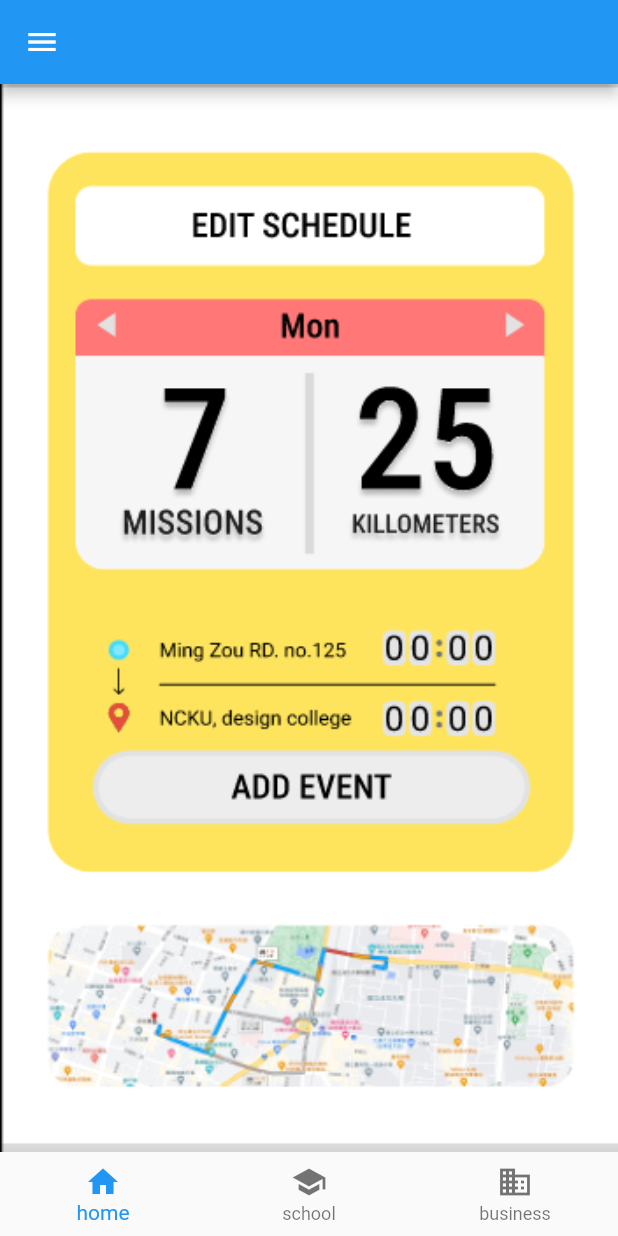
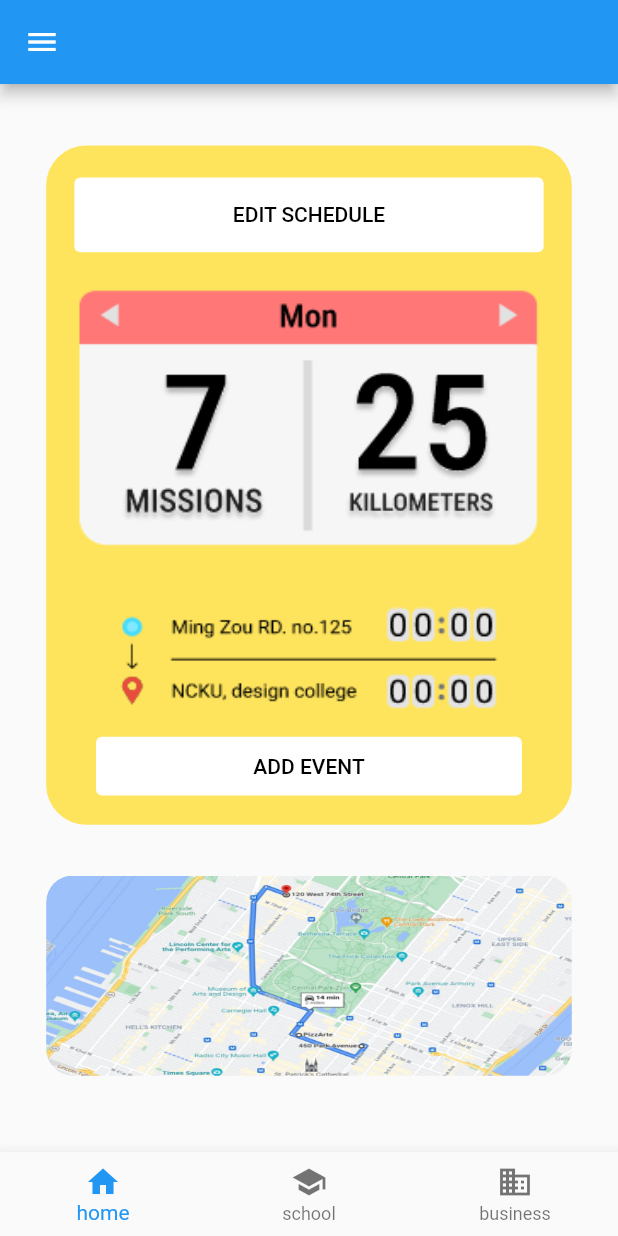
Before and after one commit to 8igMac/pickup, a Flutter app: the screen it shows after launch, on a phone screen of 412 x 824 dp. Run offline on Flutter 3.47's test engine with Material 2 defaults, Android fonts, the phone set to English and light mode, and no system bars; our stand-ins replace flutter_screenutil.

Commit message:
[FEAT] Homepage UI.

```diff
--- /dev/null
+++ b/lib/color.dart
@@ -0,0 +1,9 @@
+import 'package:flutter/material.dart';
+
+class MyColors {
+  // This class is not meant to be instantiated or extended; this constructor
+  // prevents instantiation and extension.
+  MyColors._();
+
+  static const Color yellow = Color(0xFFFEE45C);
+}
--- a/lib/driver_home_page.dart
+++ b/lib/driver_home_page.dart
@@ -1,4 +1,6 @@
 import 'package:flutter/material.dart';
+import 'package:flutter_screenutil/flutter_screenutil.dart';
+import 'package:pickup/color.dart';
 
 class DriverHomePage extends StatelessWidget {
   const DriverHomePage({
@@ -7,12 +9,103 @@ class DriverHomePage extends StatelessWidget {
 
   @override
   Widget build(BuildContext context) {
-    return Container(
-      foregroundDecoration: BoxDecoration(
-        image: DecorationImage(
-          image: AssetImage('assets/images/driver_home_page.png'),
-          fit: BoxFit.fill,
-        ),
+    // return Container(
+    //   foregroundDecoration: BoxDecoration(
+    //     image: DecorationImage(
+    //       image: AssetImage('assets/images/driver_home_page.png'),
+    //       fit: BoxFit.fill,
+    //     ),
+    //   ),
+    // );
+    return Padding(
+      padding: EdgeInsets.only(
+        left: 32.w,
+        right: 32.w,
+        top: 46.h,
+      ),
+      child: Column(
+        children: [
+          Container(
+            width: 364.w,
+            height: 509.h,
+            decoration: BoxDecoration(
+              color: MyColors.yellow,
+              borderRadius: BorderRadius.circular(30.r),
+            ),
+            child: Column(
+              children: [
+                SizedBox(height: 24.h),
+                TextButton(
+                  style: ButtonStyle(
+                    backgroundColor:
+                        MaterialStateProperty.all<Color>(Colors.white),
+                    fixedSize:
+                        MaterialStateProperty.all<Size>(Size(325.w, 56.h)),
+                  ),
+                  onPressed: null,
+                  child: Text(
+                    'EDIT SCHEDULE',
+                    style: TextStyle(color: Colors.black),
+                  ),
+                ),
+                SizedBox(height: 24.h),
+                Container(
+                  width: 325.w,
+                  height: 200.h,
+                  decoration: BoxDecoration(
+                    borderRadius: BorderRadius.circular(20.r),
+                  ),
+                  foregroundDecoration: BoxDecoration(
+                    image: DecorationImage(
+                      image: AssetImage('assets/images/calender.png'),
+                      fit: BoxFit.fill,
+                    ),
+                  ),
+                ),
+                SizedBox(height: 42.h),
+                Container(
+                  width: 270.w,
+                  height: 80.h,
+                  decoration: BoxDecoration(
+                    borderRadius: BorderRadius.circular(20.r),
+                  ),
+                  foregroundDecoration: BoxDecoration(
+                    image: DecorationImage(
+                      image: AssetImage('assets/images/mile.png'),
+                      fit: BoxFit.fill,
+                    ),
+                  ),
+                ),
+                SizedBox(height: 12.h),
+                TextButton(
+                  style: ButtonStyle(
+                    backgroundColor:
+                        MaterialStateProperty.all<Color>(Colors.white),
+                    fixedSize:
+                        MaterialStateProperty.all<Size>(Size(295.w, 44.h)),
+                  ),
+                  onPressed: null,
+                  child: Text(
+                    'ADD EVENT',
+                    style: TextStyle(color: Colors.black),
+                  ),
+                ),
+              ],
+            ),
+          ),
+          SizedBox(height: 38.h),
+          Container(
+            width: 364.w,
+            height: 150.h,
+            foregroundDecoration: BoxDecoration(
+              borderRadius: BorderRadius.circular(20.r),
+              image: DecorationImage(
+                image: AssetImage('assets/images/map.jpg'),
+                fit: BoxFit.fill,
+              ),
+            ),
+          ),
+        ],
       ),
     );
   }
```
Also changed, not shown: assets/images/calender.png (added), assets/images/driver_home_page.png (deleted), assets/images/map.jpg (added), assets/images/mile.png (added).
